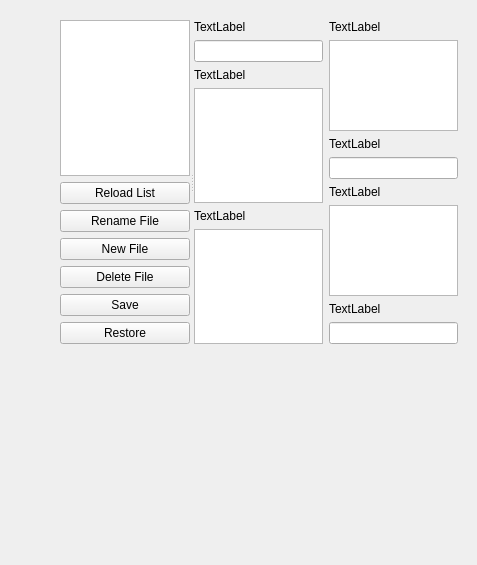
Above: aipsetup/ui/info_edit.ui from AnimusPEXUS/wayround_i2p_aipsetup before the change. Below: the same form after it.
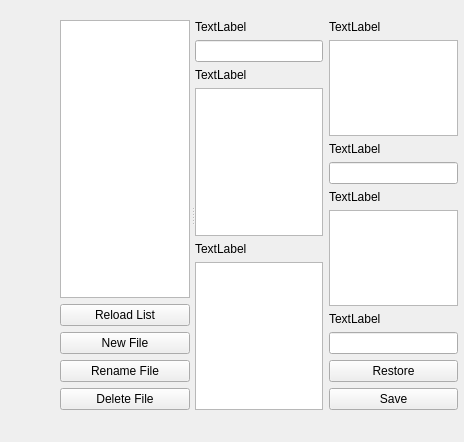
That is the form after the change.

```diff
--- a/aipsetup/ui/info_edit.ui
+++ b/aipsetup/ui/info_edit.ui
@@ -6,8 +6,8 @@
    <rect>
     <x>0</x>
     <y>0</y>
-    <width>477</width>
-    <height>565</height>
+    <width>464</width>
+    <height>442</height>
    </rect>
   </property>
   <property name="windowTitle">
@@ -19,7 +19,7 @@
      <x>60</x>
      <y>20</y>
      <width>398</width>
-     <height>324</height>
+     <height>390</height>
     </rect>
    </property>
    <layout class="QVBoxLayout" name="verticalLayout_5">
@@ -28,12 +28,17 @@
       <property name="orientation">
        <enum>Qt::Horizontal</enum>
       </property>
+      <property name="handleWidth">
+       <number>5</number>
+      </property>
       <widget class="QWidget" name="">
        <layout class="QVBoxLayout" name="verticalLayout_2">
         <property name="sizeConstraint">
          <enum>QLayout::SetMinimumSize</enum>
         </property>
         <item>
+         <layout class="QVBoxLayout" name="verticalLayout_6">
+          <item>
          <widget class="QListWidget" name="listWidget">
           <property name="sizePolicy">
            <sizepolicy hsizetype="Minimum" vsizetype="Expanding">
@@ -68,13 +73,6 @@
           </property>
          </widget>
         </item>
-        <item>
-         <widget class="QPushButton" name="pushButton">
-          <property name="text">
-           <string>Rename File</string>
-          </property>
-         </widget>
-        </item>
         <item>
          <widget class="QPushButton" name="pushButton_3">
           <property name="text">
@@ -82,6 +80,13 @@
           </property>
          </widget>
         </item>
+          <item>
+           <widget class="QPushButton" name="pushButton">
+            <property name="text">
+             <string>Rename File</string>
+            </property>
+           </widget>
+          </item>
         <item>
          <widget class="QPushButton" name="pushButton_4">
           <property name="text">
@@ -89,19 +94,7 @@
           </property>
          </widget>
         </item>
-        <item>
-         <widget class="QPushButton" name="pushButton_5">
-          <property name="text">
-           <string>Save</string>
-          </property>
-         </widget>
-        </item>
-        <item>
-         <widget class="QPushButton" name="pushButton_6">
-          <property name="text">
-           <string>Restore</string>
-          </property>
-         </widget>
+         </layout>
         </item>
        </layout>
       </widget>
@@ -185,6 +178,20 @@
             <item>
              <widget class="QLineEdit" name="lineEdit_3"/>
             </item>
+            <item>
+             <widget class="QPushButton" name="pushButton_6">
+              <property name="text">
+               <string>Restore</string>
+              </property>
+             </widget>
+            </item>
+            <item>
+             <widget class="QPushButton" name="pushButton_5">
+              <property name="text">
+               <string>Save</string>
+              </property>
+             </widget>
+            </item>
            </layout>
           </item>
          </layout>
```
Lines whose indentation alone changed are shown as unchanged.
